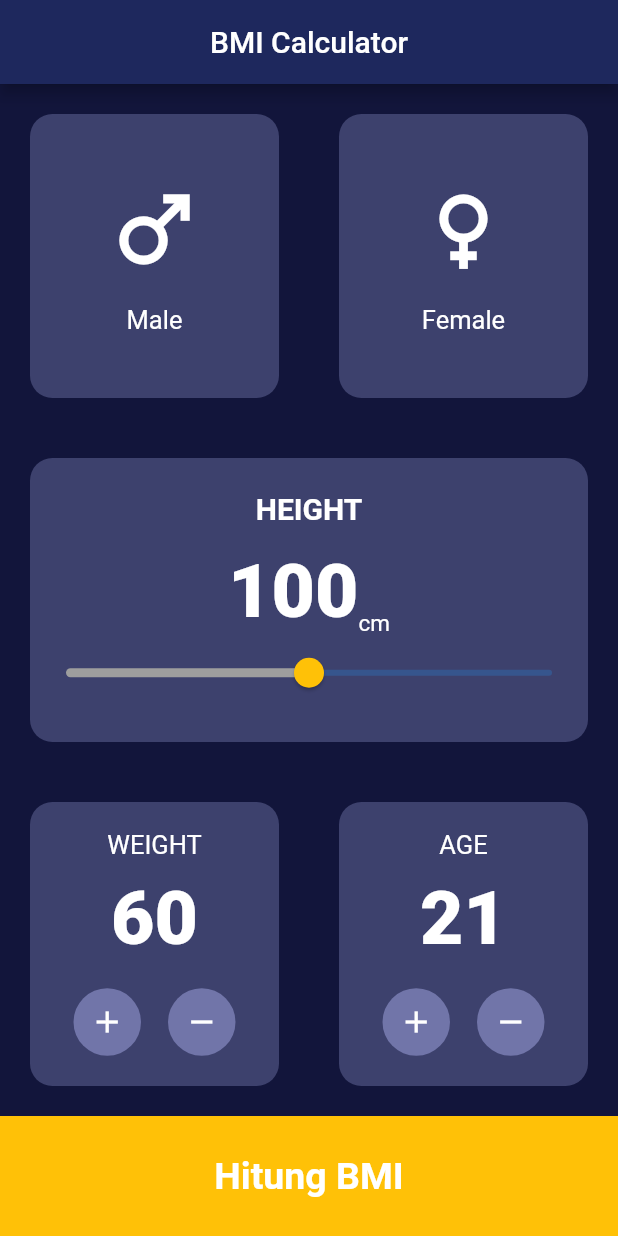
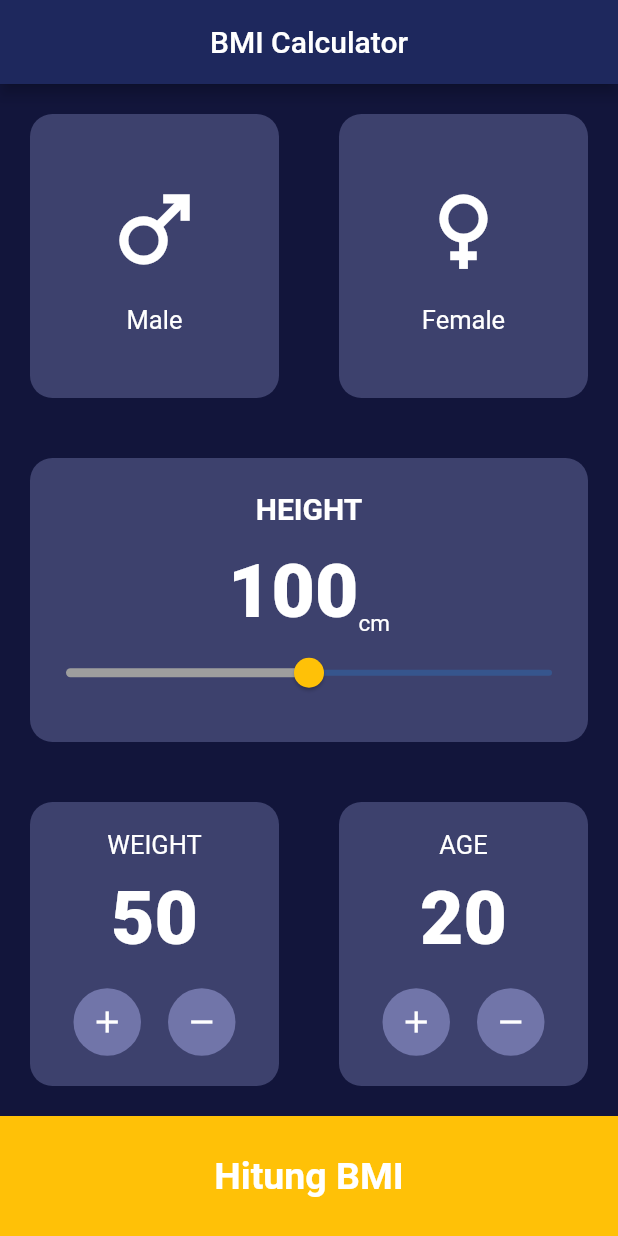
Before and after one commit to tobimaulana/BMI_FlutterProject, a Flutter app: the screen it shows after launch, on a phone screen of 412 x 824 dp. Run offline on Flutter 3.47's test engine with Material 2 defaults, Android fonts, the phone set to English and light mode, and no system bars.

Commit message:
Modify a functionality of Age & Weight Button (+ -)

```diff
--- a/lib/views/bmi_data_screen.dart
+++ b/lib/views/bmi_data_screen.dart
@@ -13,6 +13,8 @@ class BmiDataScreen extends StatefulWidget {
 class _BmiDataScreenState extends State<BmiDataScreen> {
 
   int height = 100;
+  int weight = 50;
+  int age = 20;
 
   @override
   Widget build(BuildContext context) {
@@ -99,14 +101,19 @@ class _BmiDataScreenState extends State<BmiDataScreen> {
                           "WEIGHT",
                           style: labelTextStyle,),
                         const SizedBox(height: 10,),
-                        Text("60",
+                        Text("$weight",
                           style: numberTextStyle,
                         ),
                         const SizedBox(height: 15,),
                         Row(
                           mainAxisAlignment: MainAxisAlignment.center,
                           children: [
-                            RawMaterialButton(onPressed: () {},
+                            RawMaterialButton(onPressed: () {
+                              weight += 1;
+                              setState(() {
+
+                              });
+                            },
                               elevation: 0,
                               shape: const CircleBorder(),
                               fillColor: secondaryColorForBtnInCard,
@@ -117,7 +124,12 @@ class _BmiDataScreenState extends State<BmiDataScreen> {
                               child: const Icon(Icons.add, color: Colors.white),
                             ),
                             SizedBox(width: 15,),
-                            RawMaterialButton(onPressed: () {},
+                            RawMaterialButton(onPressed: () {
+                              weight -= 1;
+                              setState(() {
+
+                              });
+                            },
                               elevation: 0,
                               shape: const CircleBorder(),
                               fillColor: secondaryColorForBtnInCard,
@@ -145,14 +157,19 @@ class _BmiDataScreenState extends State<BmiDataScreen> {
                         style: labelTextStyle
                       ),
                       const SizedBox(height: 10),
-                      Text("21",
+                      Text("$age",
                         style: numberTextStyle,
                       ),
                       const SizedBox(height: 15,),
                       Row(
                         mainAxisAlignment: MainAxisAlignment.center,
                         children: [
-                          RawMaterialButton(onPressed: () {},
+                          RawMaterialButton(onPressed: () {
+                            age++;
+                            setState(() {
+
+                            });
+                          },
                             elevation: 0,
                             shape: const CircleBorder(),
                             fillColor: secondaryColorForBtnInCard,
@@ -163,7 +180,12 @@ class _BmiDataScreenState extends State<BmiDataScreen> {
                             child: const Icon(Icons.add, color: Colors.white),
                           ),
                           SizedBox(width: 15,),
-                          RawMaterialButton(onPressed: () {},
+                          RawMaterialButton(onPressed: () {
+                            age--;
+                            setState(() {
+
+                            });
+                          },
                             elevation: 0,
                             shape: const CircleBorder(),
                             fillColor: secondaryColorForBtnInCard,
```
